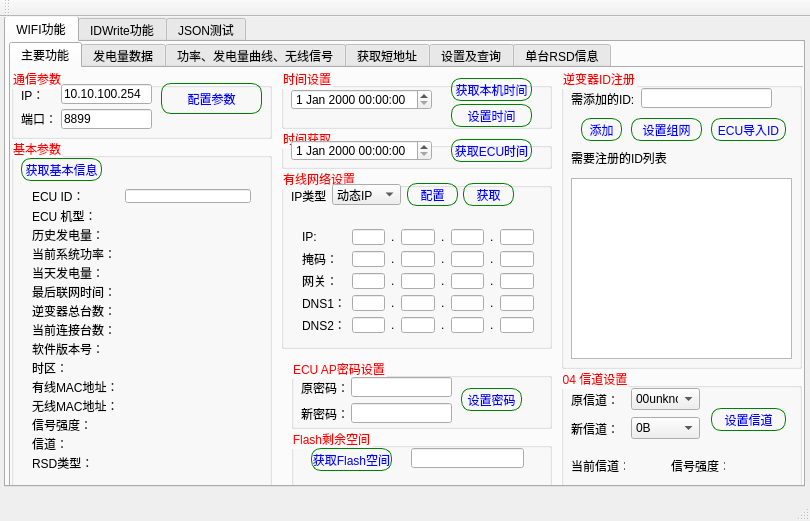
Old version of the form mainwindow.ui in the repository crawler-john/ECU-R-PC.
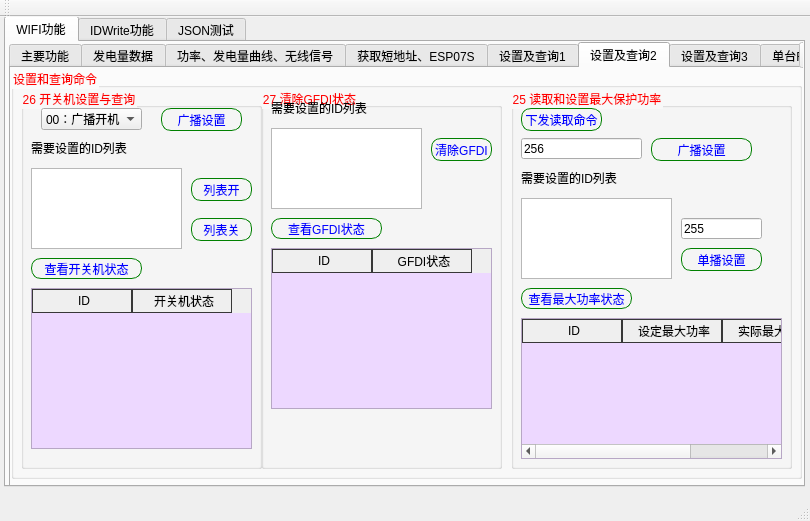
New version of the form. The open tabs and pages were chosen to show the change. Icons and pictures are not drawn.

Patch:
```diff
--- a/mainwindow.ui
+++ b/mainwindow.ui
@@ -1754,7 +1754,7 @@
       </widget>
       <widget class="QWidget" name="tab_4">
        <attribute name="title">
-        <string>获取短地址</string>
+        <string>获取短地址、ESP07S</string>
        </attribute>
        <widget class="QGroupBox" name="groupBox_16">
         <property name="geometry">
@@ -2084,7 +2084,7 @@
       </widget>
       <widget class="QWidget" name="tab_10">
        <attribute name="title">
-        <string>设置及查询</string>
+        <string>设置及查询1</string>
        </attribute>
        <widget class="QGroupBox" name="groupBox_35">
         <property name="geometry">
@@ -2444,6 +2444,638 @@
           </layout>
          </widget>
         </widget>
+        <widget class="QGroupBox" name="groupBox_38">
+         <property name="geometry">
+          <rect>
+           <x>250</x>
+           <y>240</y>
+           <width>261</width>
+           <height>161</height>
+          </rect>
+         </property>
+         <property name="title">
+          <string>30 信号强度</string>
+         </property>
+         <widget class="QPushButton" name="btn_RSSI">
+          <property name="geometry">
+           <rect>
+            <x>10</x>
+            <y>20</y>
+            <width>101</width>
+            <height>23</height>
+           </rect>
+          </property>
+          <property name="text">
+           <string>查询功能状态</string>
+          </property>
+         </widget>
+         <widget class="QTableWidget" name="tableWidget_RSSI">
+          <property name="geometry">
+           <rect>
+            <x>10</x>
+            <y>50</y>
+            <width>221</width>
+            <height>101</height>
+           </rect>
+          </property>
+          <column>
+           <property name="text">
+            <string>ID</string>
+           </property>
+          </column>
+          <column>
+           <property name="text">
+            <string>信号强度</string>
+           </property>
+          </column>
+         </widget>
+        </widget>
+        <widget class="QGroupBox" name="groupBox_39">
+         <property name="geometry">
+          <rect>
+           <x>520</x>
+           <y>240</y>
+           <width>251</width>
+           <height>151</height>
+          </rect>
+         </property>
+         <property name="title">
+          <string>31 清除历史发电量</string>
+         </property>
+         <widget class="QPushButton" name="btn_ClearEnergy">
+          <property name="geometry">
+           <rect>
+            <x>10</x>
+            <y>20</y>
+            <width>101</width>
+            <height>23</height>
+           </rect>
+          </property>
+          <property name="text">
+           <string>清除历史发电量</string>
+          </property>
+         </widget>
+        </widget>
+       </widget>
+      </widget>
+      <widget class="QWidget" name="tab_11">
+       <attribute name="title">
+        <string>设置及查询2</string>
+       </attribute>
+       <widget class="QGroupBox" name="groupBox_43">
+        <property name="geometry">
+         <rect>
+          <x>0</x>
+          <y>0</y>
+          <width>791</width>
+          <height>411</height>
+         </rect>
+        </property>
+        <property name="title">
+         <string>设置和查询命令</string>
+        </property>
+        <widget class="QGroupBox" name="groupBox_44">
+         <property name="geometry">
+          <rect>
+           <x>10</x>
+           <y>20</y>
+           <width>241</width>
+           <height>381</height>
+          </rect>
+         </property>
+         <property name="title">
+          <string>26 开关机设置与查询</string>
+         </property>
+         <widget class="QPushButton" name="btn_SetTurnOnOff">
+          <property name="geometry">
+           <rect>
+            <x>140</x>
+            <y>20</y>
+            <width>81</width>
+            <height>23</height>
+           </rect>
+          </property>
+          <property name="text">
+           <string>广播设置</string>
+          </property>
+         </widget>
+         <widget class="QComboBox" name="comboBox_SetTurnOnOff">
+          <property name="geometry">
+           <rect>
+            <x>20</x>
+            <y>20</y>
+            <width>101</width>
+            <height>22</height>
+           </rect>
+          </property>
+          <item>
+           <property name="text">
+            <string>00：广播开机</string>
+           </property>
+          </item>
+          <item>
+           <property name="text">
+            <string>01：广播关机</string>
+           </property>
+          </item>
+         </widget>
+         <widget class="QLabel" name="label_70">
+          <property name="geometry">
+           <rect>
+            <x>10</x>
+            <y>50</y>
+            <width>111</width>
+            <height>20</height>
+           </rect>
+          </property>
+          <property name="text">
+           <string>需要设置的ID列表</string>
+          </property>
+         </widget>
+         <widget class="QPlainTextEdit" name="plainTextEdit_SetTurnOnOff">
+          <property name="geometry">
+           <rect>
+            <x>10</x>
+            <y>80</y>
+            <width>151</width>
+            <height>81</height>
+           </rect>
+          </property>
+          <property name="plainText">
+           <string/>
+          </property>
+         </widget>
+         <widget class="QPushButton" name="btn_SetTurnOnOff_Open">
+          <property name="geometry">
+           <rect>
+            <x>170</x>
+            <y>90</y>
+            <width>61</width>
+            <height>23</height>
+           </rect>
+          </property>
+          <property name="text">
+           <string>列表开</string>
+          </property>
+         </widget>
+         <widget class="QPushButton" name="btn_SetTurnOnOff_Close">
+          <property name="geometry">
+           <rect>
+            <x>170</x>
+            <y>130</y>
+            <width>61</width>
+            <height>23</height>
+           </rect>
+          </property>
+          <property name="text">
+           <string>列表关</string>
+          </property>
+         </widget>
+         <widget class="QPushButton" name="btn_getSetTurnOnOff">
+          <property name="geometry">
+           <rect>
+            <x>10</x>
+            <y>170</y>
+            <width>111</width>
+            <height>21</height>
+           </rect>
+          </property>
+          <property name="text">
+           <string>查看开关机状态</string>
+          </property>
+         </widget>
+         <widget class="QTableWidget" name="tableWidget_SetTurnOnOff">
+          <property name="geometry">
+           <rect>
+            <x>10</x>
+            <y>200</y>
+            <width>221</width>
+            <height>161</height>
+           </rect>
+          </property>
+          <column>
+           <property name="text">
+            <string>ID</string>
+           </property>
+          </column>
+          <column>
+           <property name="text">
+            <string>开关机状态</string>
+           </property>
+          </column>
+         </widget>
+        </widget>
+        <widget class="QGroupBox" name="groupBox_45">
+         <property name="geometry">
+          <rect>
+           <x>250</x>
+           <y>20</y>
+           <width>241</width>
+           <height>381</height>
+          </rect>
+         </property>
+         <property name="title">
+          <string>27 清除GFDI状态</string>
+         </property>
+         <widget class="QLabel" name="label_72">
+          <property name="geometry">
+           <rect>
+            <x>10</x>
+            <y>10</y>
+            <width>111</width>
+            <height>20</height>
+           </rect>
+          </property>
+          <property name="text">
+           <string>需要设置的ID列表</string>
+          </property>
+         </widget>
+         <widget class="QPlainTextEdit" name="plainTextEdit_ClearGFDI">
+          <property name="geometry">
+           <rect>
+            <x>10</x>
+            <y>40</y>
+            <width>151</width>
+            <height>81</height>
+           </rect>
+          </property>
+          <property name="plainText">
+           <string/>
+          </property>
+         </widget>
+         <widget class="QPushButton" name="btn_ClearGFDI">
+          <property name="geometry">
+           <rect>
+            <x>170</x>
+            <y>50</y>
+            <width>61</width>
+            <height>23</height>
+           </rect>
+          </property>
+          <property name="text">
+           <string>清除GFDI</string>
+          </property>
+         </widget>
+         <widget class="QPushButton" name="btn_getClearGFDI">
+          <property name="geometry">
+           <rect>
+            <x>10</x>
+            <y>130</y>
+            <width>111</width>
+            <height>21</height>
+           </rect>
+          </property>
+          <property name="text">
+           <string>查看GFDI状态</string>
+          </property>
+         </widget>
+         <widget class="QTableWidget" name="tableWidget_ClearGFDI">
+          <property name="geometry">
+           <rect>
+            <x>10</x>
+            <y>160</y>
+            <width>221</width>
+            <height>161</height>
+           </rect>
+          </property>
+          <column>
+           <property name="text">
+            <string>ID</string>
+           </property>
+          </column>
+          <column>
+           <property name="text">
+            <string>GFDI状态</string>
+           </property>
+          </column>
+         </widget>
+        </widget>
+        <widget class="QGroupBox" name="groupBox_46">
+         <property name="geometry">
+          <rect>
+           <x>500</x>
+           <y>20</y>
+           <width>281</width>
+           <height>381</height>
+          </rect>
+         </property>
+         <property name="title">
+          <string>25 读取和设置最大保护功率</string>
+         </property>
+         <widget class="QPushButton" name="btn_MaxPower">
+          <property name="geometry">
+           <rect>
+            <x>140</x>
+            <y>50</y>
+            <width>101</width>
+            <height>23</height>
+           </rect>
+          </property>
+          <property name="text">
+           <string>广播设置</string>
+          </property>
+         </widget>
+         <widget class="QLabel" name="label_75">
+          <property name="geometry">
+           <rect>
+            <x>10</x>
+            <y>80</y>
+            <width>111</width>
+            <height>20</height>
+           </rect>
+          </property>
+          <property name="text">
+           <string>需要设置的ID列表</string>
+          </property>
+         </widget>
+         <widget class="QPlainTextEdit" name="plainTextEdit_SeMaxPower">
+          <property name="geometry">
+           <rect>
+            <x>10</x>
+            <y>110</y>
+            <width>151</width>
+            <height>81</height>
+           </rect>
+          </property>
+          <property name="plainText">
+           <string/>
+          </property>
+         </widget>
+         <widget class="QPushButton" name="btn_SetMaxPower">
+          <property name="geometry">
+           <rect>
+            <x>170</x>
+            <y>160</y>
+            <width>81</width>
+            <height>23</height>
+           </rect>
+          </property>
+          <property name="text">
+           <string>单播设置</string>
+          </property>
+         </widget>
+         <widget class="QPushButton" name="btn_getMaxPower">
+          <property name="geometry">
+           <rect>
+            <x>10</x>
+            <y>200</y>
+            <width>111</width>
+            <height>21</height>
+           </rect>
+          </property>
+          <property name="text">
+           <string>查看最大功率状态</string>
+          </property>
+         </widget>
+         <widget class="QTableWidget" name="tableWidget_MaxPower">
+          <property name="geometry">
+           <rect>
+            <x>10</x>
+            <y>230</y>
+            <width>261</width>
+            <height>141</height>
+           </rect>
+          </property>
+          <column>
+           <property name="text">
+            <string>ID</string>
+           </property>
+          </column>
+          <column>
+           <property name="text">
+            <string>设定最大功率</string>
+           </property>
+          </column>
+          <column>
+           <property name="text">
+            <string>实际最大功率</string>
+           </property>
+          </column>
+         </widget>
+         <widget class="QLineEdit" name="lineEdit_MaxPower">
+          <property name="geometry">
+           <rect>
+            <x>10</x>
+            <y>50</y>
+            <width>121</width>
+            <height>21</height>
+           </rect>
+          </property>
+          <property name="text">
+           <string>256</string>
+          </property>
+         </widget>
+         <widget class="QLineEdit" name="lineEdit_MaxPower_2">
+          <property name="geometry">
+           <rect>
+            <x>170</x>
+            <y>130</y>
+            <width>81</width>
+            <height>21</height>
+           </rect>
+          </property>
+          <property name="text">
+           <string>255</string>
+          </property>
+         </widget>
+         <widget class="QPushButton" name="btn_MaxPower_get">
+          <property name="geometry">
+           <rect>
+            <x>10</x>
+            <y>20</y>
+            <width>81</width>
+            <height>23</height>
+           </rect>
+          </property>
+          <property name="text">
+           <string>下发读取命令</string>
+          </property>
+         </widget>
+        </widget>
+       </widget>
+      </widget>
+      <widget class="QWidget" name="tab_12">
+       <attribute name="title">
+        <string>设置及查询3</string>
+       </attribute>
+       <widget class="QGroupBox" name="groupBox_47">
+        <property name="geometry">
+         <rect>
+          <x>0</x>
+          <y>0</y>
+          <width>791</width>
+          <height>411</height>
+         </rect>
+        </property>
+        <property name="title">
+         <string>设置和查询命令</string>
+        </property>
+        <widget class="QGroupBox" name="groupBox_50">
+         <property name="geometry">
+          <rect>
+           <x>10</x>
+           <y>20</y>
+           <width>281</width>
+           <height>381</height>
+          </rect>
+         </property>
+         <property name="title">
+          <string>28 读取和设置IRD</string>
+         </property>
+         <widget class="QPushButton" name="btn_IRD">
+          <property name="geometry">
+           <rect>
+            <x>140</x>
+            <y>50</y>
+            <width>101</width>
+            <height>23</height>
+           </rect>
+          </property>
+          <property name="text">
+           <string>广播设置</string>
+          </property>
+         </widget>
+         <widget class="QLabel" name="label_77">
+          <property name="geometry">
+           <rect>
+            <x>10</x>
+            <y>80</y>
+            <width>111</width>
+            <height>20</height>
+           </rect>
+          </property>
+          <property name="text">
+           <string>需要设置的ID列表</string>
+          </property>
+         </widget>
+         <widget class="QPlainTextEdit" name="plainTextEdit_IRD">
+          <property name="geometry">
+           <rect>
+            <x>10</x>
+            <y>110</y>
+            <width>151</width>
+            <height>81</height>
+           </rect>
+          </property>
+          <property name="plainText">
+           <string/>
+          </property>
+         </widget>
+         <widget class="QPushButton" name="btn_SetIRD">
+          <property name="geometry">
+           <rect>
+            <x>170</x>
+            <y>160</y>
+            <width>81</width>
+            <height>23</height>
+           </rect>
+          </property>
+          <property name="text">
+           <string>单播设置</string>
+          </property>
+         </widget>
+         <widget class="QPushButton" name="btn_geIRD">
+          <property name="geometry">
+           <rect>
+            <x>10</x>
+            <y>200</y>
+            <width>111</width>
+            <height>21</height>
+           </rect>
+          </property>
+          <property name="text">
+           <string>查看IRD状态</string>
+          </property>
+         </widget>
+         <widget class="QTableWidget" name="tableWidget_IRD">
+          <property name="geometry">
+           <rect>
+            <x>10</x>
+            <y>230</y>
+            <width>261</width>
+            <height>141</height>
+           </rect>
+          </property>
+          <column>
+           <property name="text">
+            <string>ID</string>
+           </property>
+          </column>
+          <column>
+           <property name="text">
+            <string>设定IRD</string>
+           </property>
+          </column>
+          <column>
+           <property name="text">
+            <string>实际IRD</string>
+           </property>
+          </column>
+         </widget>
+         <widget class="QPushButton" name="btn_IRD_get">
+          <property name="geometry">
+           <rect>
+            <x>10</x>
+            <y>20</y>
+            <width>81</width>
+            <height>23</height>
+           </rect>
+          </property>
+          <property name="text">
+           <string>下发读取命令</string>
+          </property>
+         </widget>
+         <widget class="QComboBox" name="comboBox_IRDALL">
+          <property name="geometry">
+           <rect>
+            <x>10</x>
+            <y>50</y>
+            <width>111</width>
+            <height>22</height>
+           </rect>
+          </property>
+          <item>
+           <property name="text">
+            <string>1:关闭IRD</string>
+           </property>
+          </item>
+          <item>
+           <property name="text">
+            <string>2:开启IRD带锁存</string>
+           </property>
+          </item>
+          <item>
+           <property name="text">
+            <string>3:开启IRD不带锁存</string>
+           </property>
+          </item>
+         </widget>
+         <widget class="QComboBox" name="comboBox_IRD">
+          <property name="geometry">
+           <rect>
+            <x>170</x>
+            <y>130</y>
+            <width>101</width>
+            <height>22</height>
+           </rect>
+          </property>
+          <item>
+           <property name="text">
+            <string>1:关闭IRD</string>
+           </property>
+          </item>
+          <item>
+           <property name="text">
+            <string>2:开启IRD带锁存</string>
+           </property>
+          </item>
+          <item>
+           <property name="text">
+            <string>3:开启IRD不带锁存</string>
+           </property>
+          </item>
+         </widget>
+        </widget>
        </widget>
       </widget>
       <widget class="QWidget" name="tab_3">
```
Left out of the diff: 441 changed lines with no effect on the pictures.
